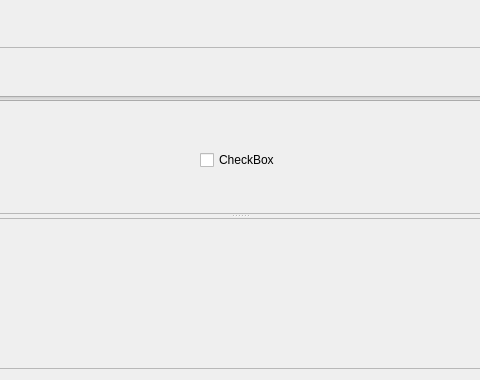
Above: src/Indicators/ui/ShPIndicatorItem.ui from alexvrn/rmo before the change; both pictures show x 329 to 809 and y 164 to 544 of the 1137 by 544 pixel window. Below: the same form after it.
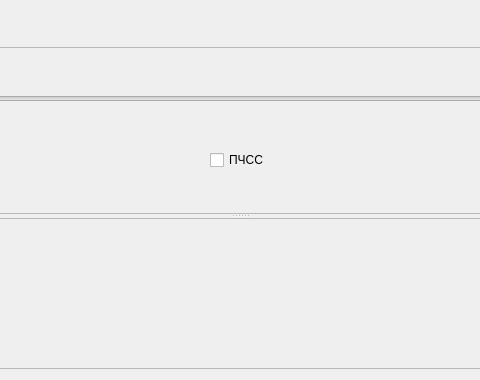
That is the form after the change. Custom widgets are drawn as their Qt base class.

```diff
--- a/src/Indicators/ui/ShPIndicatorItem.ui
+++ b/src/Indicators/ui/ShPIndicatorItem.ui
@@ -139,7 +139,7 @@
               <item>
                <widget class="QCheckBox" name="checkBox">
                 <property name="text">
-                 <string>CheckBox</string>
+                 <string>ПЧСС</string>
                 </property>
                </widget>
               </item>
```
Left out of the diff: 2 changed lines with no effect on the pictures.
